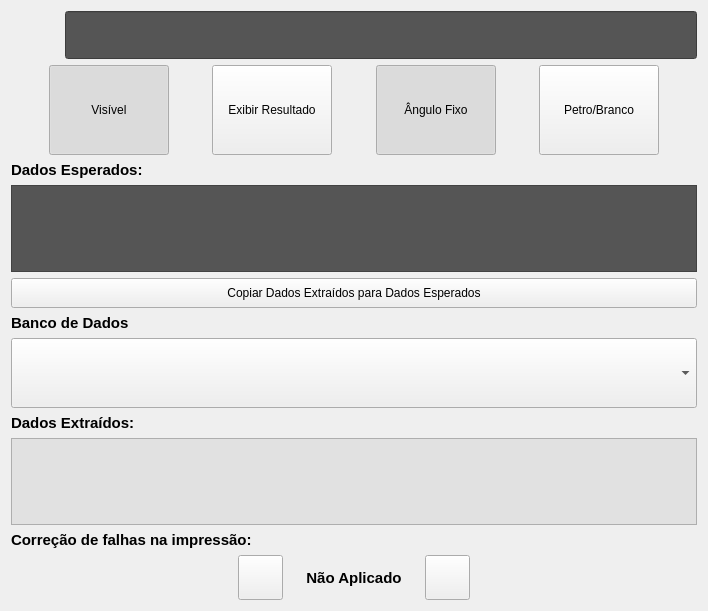
Old version of the form LDFV2/interface/widgets/paramsocr.ui in the repository Masipack/LDV.
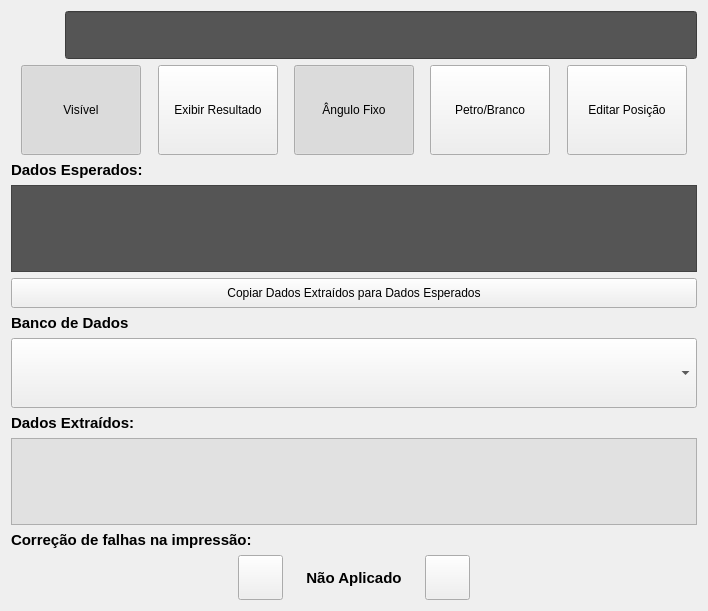
New version of the form. Icons and pictures are not drawn. Custom widgets are drawn as their Qt base class.

What changed in the file:
```diff
--- a/LDFV2/interface/widgets/paramsocr.ui
+++ b/LDFV2/interface/widgets/paramsocr.ui
@@ -303,6 +303,52 @@
        </property>
       </widget>
      </item>
+     <item>
+      <spacer name="horizontalSpacer_4">
+       <property name="orientation">
+        <enum>Qt::Horizontal</enum>
+       </property>
+       <property name="sizeHint" stdset="0">
+        <size>
+         <width>40</width>
+         <height>20</height>
+        </size>
+       </property>
+      </spacer>
+     </item>
+     <item>
+      <widget class="ButtonBeR" name="btn_edit_position">
+       <property name="minimumSize">
+        <size>
+         <width>120</width>
+         <height>90</height>
+        </size>
+       </property>
+       <property name="maximumSize">
+        <size>
+         <width>120</width>
+         <height>90</height>
+        </size>
+       </property>
+       <property name="text">
+        <string>Editar Posição</string>
+       </property>
+       <property name="checkable">
+        <bool>true</bool>
+       </property>
+       <property name="bgIcon">
+        <iconset resource="../../res/icons.qrc">
+         <normaloff>:/icons/bt-blank.png</normaloff>
+         <normalon>:/icons/bt-blank_pressed.png</normalon>:/icons/bt-blank.png</iconset>
+       </property>
+       <property name="bgIconSize">
+        <size>
+         <width>70</width>
+         <height>70</height>
+        </size>
+       </property>
+      </widget>
+     </item>
      <item>
       <spacer name="horizontalSpacer_7">
        <property name="orientation">
```
